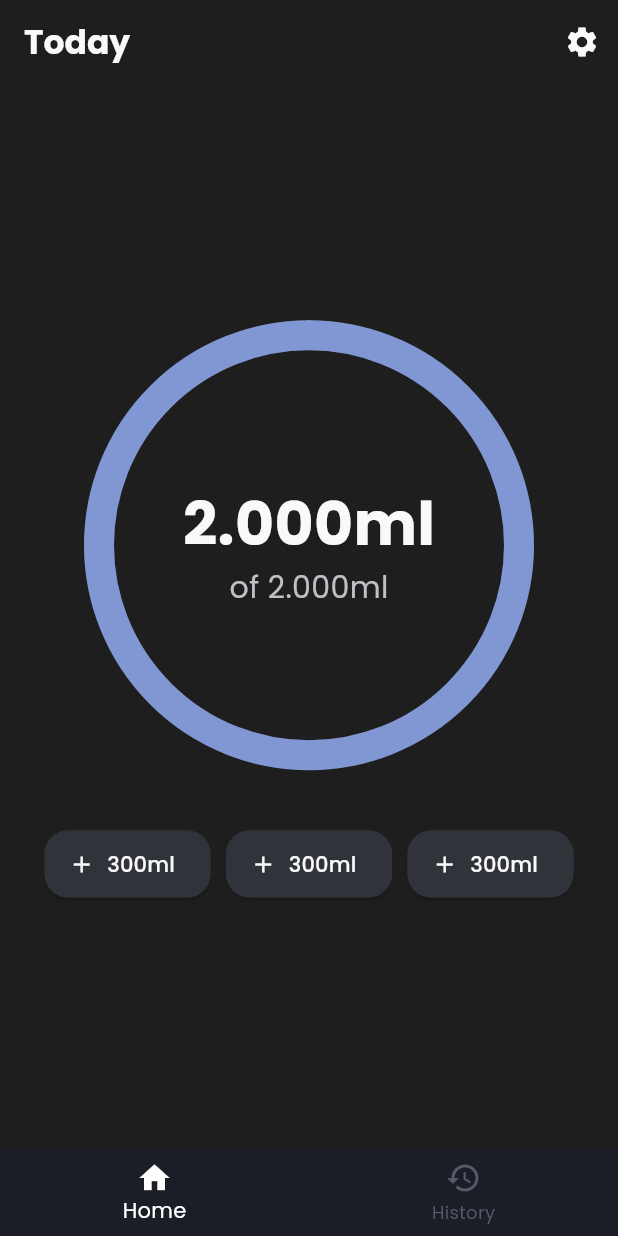
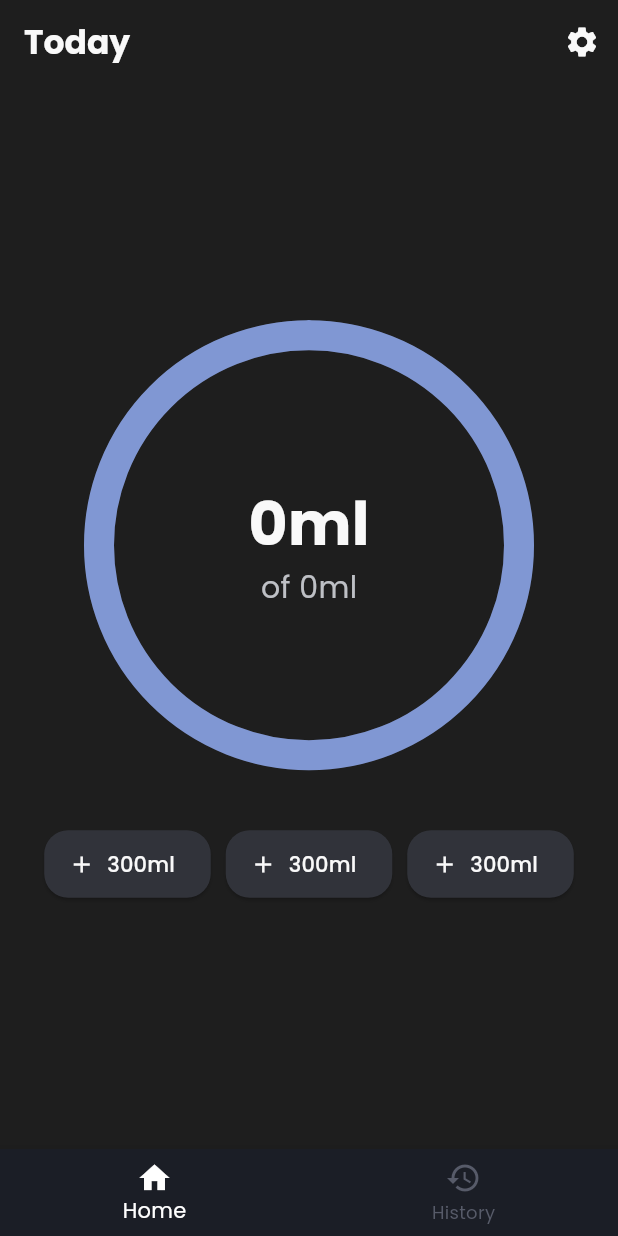
Before and after one commit to om1cael/Hidroly, a Flutter app: the HomePage screen opened directly, on a phone screen of 412 x 824 dp. Run offline on Flutter 3.47's test engine with Material 3 defaults, Android fonts, the phone set to English and light mode, and no system bars; our stand-ins replace flutter_svg, sqflite; accounts and stored records are empty.

Commit message:
feat(home_page): implement user loading and navigation to setup page if user not found; update water progress circle to display user data

```diff
--- /dev/null
+++ b/lib/controller/home_controller.dart
@@ -0,0 +1,8 @@
+import 'package:hidroly/database/database_helper.dart';
+import 'package:hidroly/model/User.dart';
+
+class HomeController {
+  Future<User?> loadUser() async {
+    return await DatabaseHelper.instance.getUser(1);
+  }
+}
--- a/lib/main.dart
+++ b/lib/main.dart
@@ -16,7 +16,7 @@ class MainApp extends StatelessWidget {
       theme: ThemeData(
         fontFamily: 'Poppins',
       ),
-      home: SetupPage(),
+      home: HomePage(),
     );
   }
 }
--- a/lib/pages/home_page.dart
+++ b/lib/pages/home_page.dart
@@ -1,4 +1,7 @@
 import 'package:flutter/material.dart';
+import 'package:hidroly/controller/home_controller.dart';
+import 'package:hidroly/model/User.dart';
+import 'package:hidroly/pages/setup_page.dart';
 import 'package:hidroly/widgets/home/home_bottom_nav.dart';
 import 'package:hidroly/widgets/home/water_action_buttons.dart';
 import 'package:hidroly/widgets/home/water_progress_circle.dart';
@@ -11,8 +14,24 @@ class HomePage extends StatefulWidget {
 }
 
 class _HomePageState extends State<HomePage> {
+  HomeController homeController = HomeController();
+  User? user;
+
+  @override
+  void initState() {
+    super.initState();
+    _loadUser();
+  }
+
   @override
   Widget build(BuildContext context) {
+    if(user == null) {
+      return Scaffold(
+        backgroundColor: Color(0xff1E1E1E),
+        body: Center(child: CircularProgressIndicator(),),
+      );
+    }
+
     return Scaffold(
       appBar: appBar(),
       bottomNavigationBar: HomeBottomNav(),
@@ -22,7 +41,7 @@ class _HomePageState extends State<HomePage> {
           spacing: 50,
           mainAxisAlignment: MainAxisAlignment.center,
           children: [
-            WaterProgressCircle(),
+            WaterProgressCircle(user: user!,),
             WaterActionButtons()
           ],
         ),
@@ -51,4 +70,18 @@ class _HomePageState extends State<HomePage> {
       backgroundColor: Color(0xff1E1E1E),
     );
   }
+
+  void _loadUser() async {
+    user = await homeController.loadUser();
+    if(user == null) {
+      if(!mounted) return;
+      Navigator.pushReplacement(
+        context,
+        MaterialPageRoute(builder: (context) => SetupPage()),
+      );
+      return;
+    }
+
+    setState(() {});
+  }
 }
--- a/lib/widgets/home/water_progress_circle.dart
+++ b/lib/widgets/home/water_progress_circle.dart
@@ -1,8 +1,13 @@
 import 'package:flutter/material.dart';
+import 'package:hidroly/controller/home_controller.dart';
+import 'package:hidroly/model/User.dart';
 
 class WaterProgressCircle extends StatelessWidget {
-  const WaterProgressCircle({
+  User user;
+
+  WaterProgressCircle({
     super.key,
+    required this.user,
   });
 
   @override
@@ -14,7 +19,7 @@ class WaterProgressCircle extends StatelessWidget {
             width: 280,
             height: 280,
             child: CircularProgressIndicator(
-              value: 1,
+              value: (user.currentAmount / user.dailyGoal).clamp(0, 1),
               backgroundColor: Color(0xff31333A),
               strokeWidth: 20,
               strokeCap: StrokeCap.round,
@@ -24,7 +29,7 @@ class WaterProgressCircle extends StatelessWidget {
         Column(
           children: [
             Text(
-              '2.000ml',
+              '${user.currentAmount}ml',
               style: TextStyle(
                 fontWeight: FontWeight.bold,
                 fontSize: 40,
@@ -32,7 +37,7 @@ class WaterProgressCircle extends StatelessWidget {
               ),
             ),
             Text(
-              'of 2.000ml',
+              'of ${user.dailyGoal}ml',
               style: TextStyle(
                 fontWeight: FontWeight.w300,
                 fontSize: 20,
```
